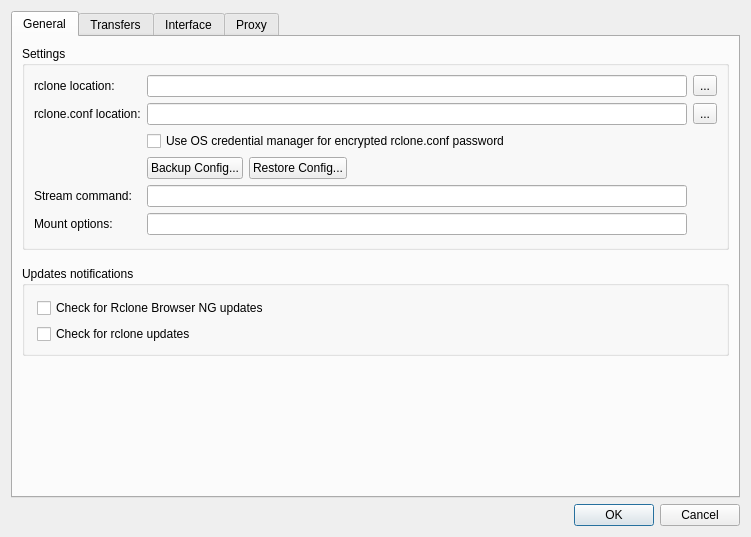
Old version of the form src/preferences_dialog.ui in the repository SysAdminDoc/RcloneBrowserNG.
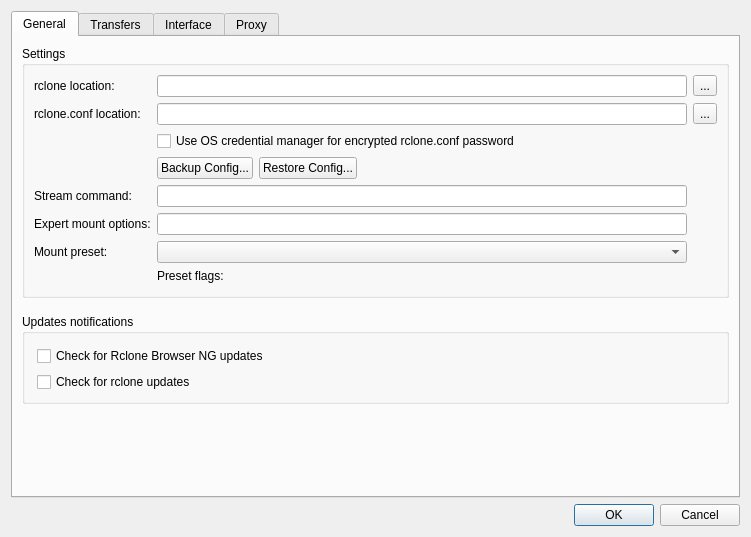
New version of the form.

Commit message: feat: add safe mount presets and stale recovery

```diff
--- a/src/preferences_dialog.ui
+++ b/src/preferences_dialog.ui
@@ -169,7 +169,7 @@
           <item row="5" column="0">
            <widget class="QLabel" name="mountLabel">
             <property name="text">
-             <string>Mount options:</string>
+             <string>Expert mount options:</string>
             </property>
             <property name="buddy">
              <cstring>mount</cstring>
@@ -179,7 +179,30 @@
           <item row="5" column="1">
            <widget class="QLineEdit" name="mount">
             <property name="toolTip">
-             <string>&lt;html&gt;&lt;head/&gt;&lt;body&gt;&lt;p&gt;options used by rclone for remotes mounting&lt;/p&gt;&lt;/body&gt;&lt;/html&gt;</string>
+             <string>Additional rclone mount flags appended after the selected preset.</string>
+            </property>
+           </widget>
+          </item>
+          <item row="6" column="0">
+           <widget class="QLabel" name="mountPresetLabel">
+            <property name="text">
+             <string>Mount preset:</string>
+            </property>
+            <property name="buddy">
+             <cstring>mountPreset</cstring>
+            </property>
+           </widget>
+          </item>
+          <item row="6" column="1">
+           <widget class="QComboBox" name="mountPreset"/>
+          </item>
+          <item row="7" column="1" colspan="2">
+           <widget class="QLabel" name="mountPresetFlags">
+            <property name="wordWrap">
+             <bool>true</bool>
+            </property>
+            <property name="text">
+             <string>Preset flags:</string>
             </property>
            </widget>
           </item>
```
Left out of the diff: 1 changed line with no effect on the pictures. The commit also changes 18 other files.
